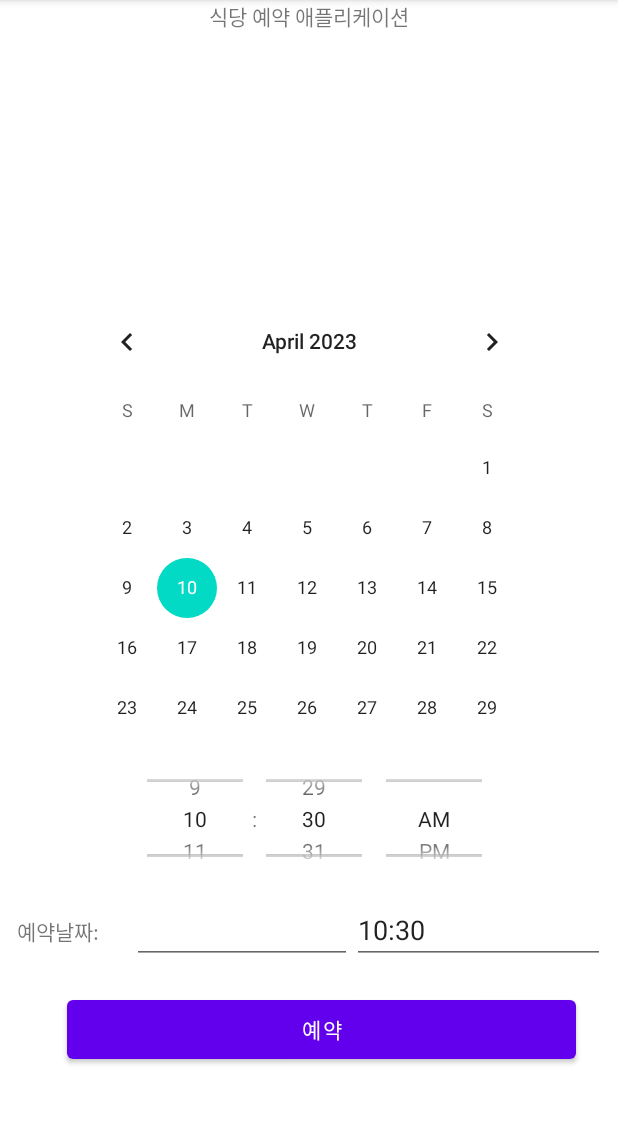
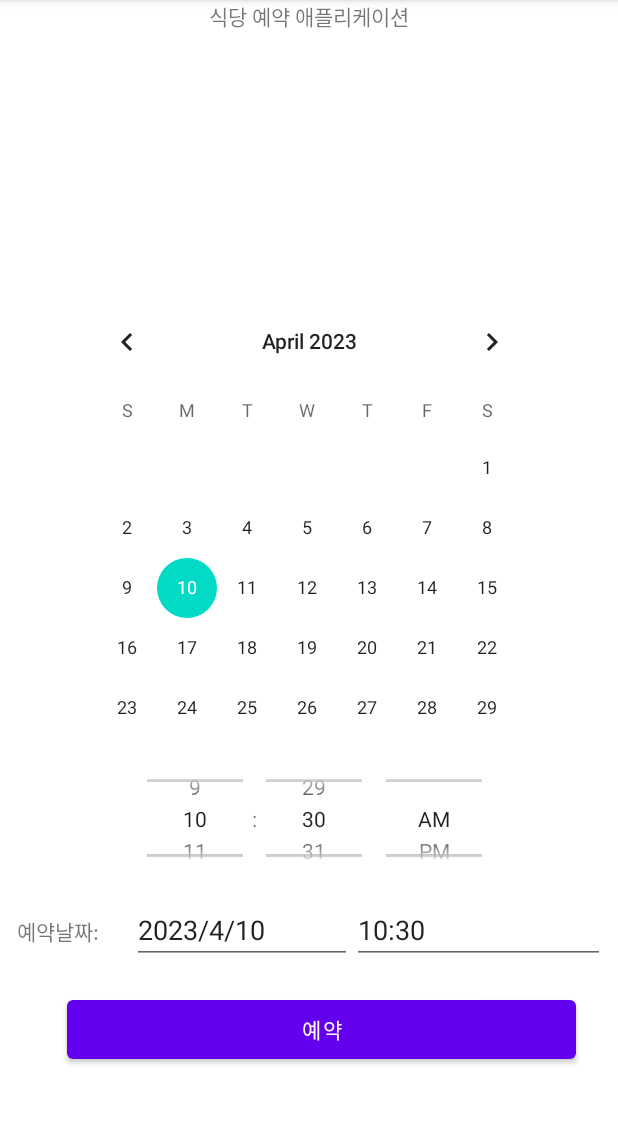
Before and after one commit to parksb/campus-life, an Android app: the screen it shows after launch (MainActivity), in the options menu, after a tap on "Clear", on a phone screen of 412 x 824 dp, the part 84-1208 px from its top. Run offline under Robolectric (Android 15) with nearby library versions, the phone set to English and light mode, and no system bars.

Commit message:
모프: 예약 앱 개선

```diff
--- a/dgmd217-mobile-programming/assignments/RestaurantReservation/app/src/main/java/com/example/restaurantreservation/MainActivity.java
+++ b/dgmd217-mobile-programming/assignments/RestaurantReservation/app/src/main/java/com/example/restaurantreservation/MainActivity.java
@@ -14,8 +14,8 @@ import android.widget.TimePicker;
 import android.widget.Toast;
 
 import java.time.LocalDateTime;
+import java.time.ZoneId;
 import java.time.format.DateTimeFormatter;
-import java.util.Calendar;
 
 public class MainActivity extends AppCompatActivity {
     LocalDateTime selectedDateTime = LocalDateTime.now();
@@ -37,7 +37,7 @@ public class MainActivity extends AppCompatActivity {
         });
 
         TimePicker timePicker = findViewById(R.id.timePicker);
-        timePicker.setOnTimeChangedListener((timePicker1, hourOfDay, minute) -> {
+        timePicker.setOnTimeChangedListener((timePickerView, hourOfDay, minute) -> {
             EditText time = findViewById(R.id.textTime);
             selectedDateTime = selectedDateTime.withHour(hourOfDay).withMinute(minute);
             time.setText(selectedDateTime.format(timeFormat));
@@ -77,13 +77,16 @@ public class MainActivity extends AppCompatActivity {
         if (item.getItemId() == R.id.clear) {
             selectedDateTime = LocalDateTime.now();
 
-            final Calendar cal = Calendar.getInstance();
+            EditText date = findViewById(R.id.textDate);
+            date.setText(selectedDateTime.format(dateFormat));
+
             CalendarView calView = findViewById(R.id.calendarView);
-            calView.setDate(cal.getTimeInMillis());
+            calView.setDate(selectedDateTime.atZone(ZoneId.systemDefault())
+                    .toInstant().toEpochMilli());
 
             TimePicker timePicker = findViewById(R.id.timePicker);
-            int hour = cal.get(Calendar.HOUR_OF_DAY);
-            int min = cal.get(Calendar.MINUTE);
+            int hour = selectedDateTime.getHour();
+            int min = selectedDateTime.getMinute();
             timePicker.setHour(hour);
             timePicker.setMinute(min);
         }
--- a/dgmd217-mobile-programming/assignments/RestaurantReservation/app/src/main/res/layout/activity_main.xml
+++ b/dgmd217-mobile-programming/assignments/RestaurantReservation/app/src/main/res/layout/activity_main.xml
@@ -72,7 +72,7 @@
             android:layout_height="wrap_content"
             android:layout_weight="1"
             android:ems="10"
-            android:inputType="textPersonName" />
+            android:inputType="date" />
 
         <EditText
             android:id="@+id/textTime"
@@ -80,7 +80,7 @@
             android:layout_height="wrap_content"
             android:layout_weight="1"
             android:ems="10"
-            android:inputType="textPersonName" />
+            android:inputType="time" />
 
     </LinearLayout>
 
```
